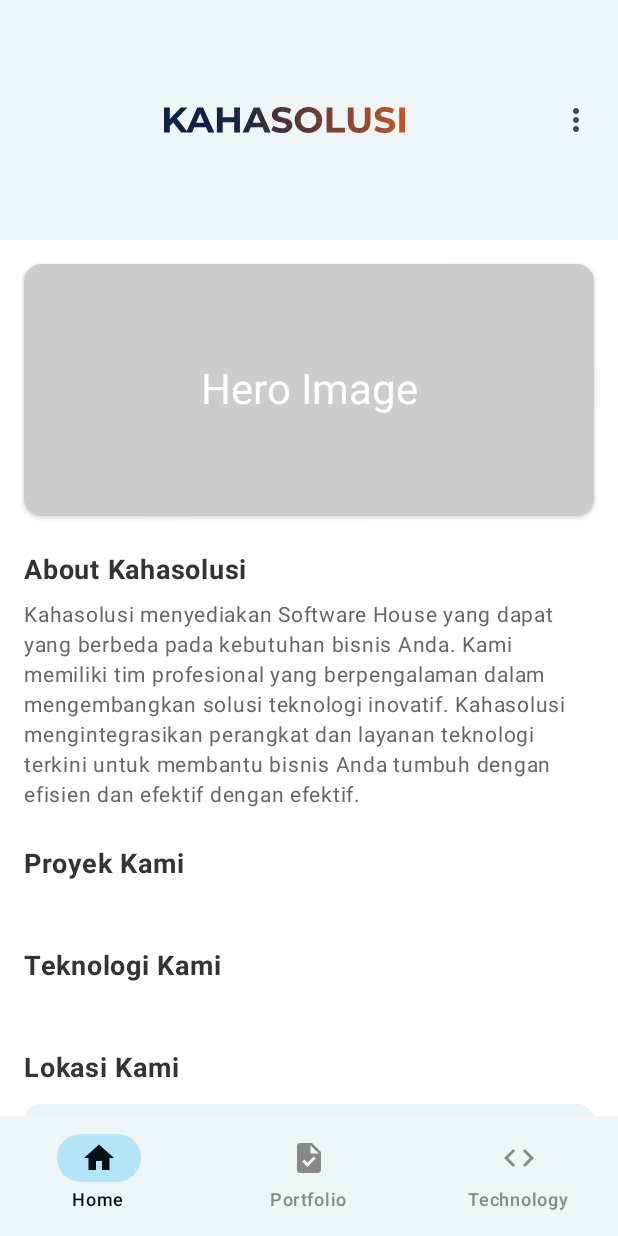
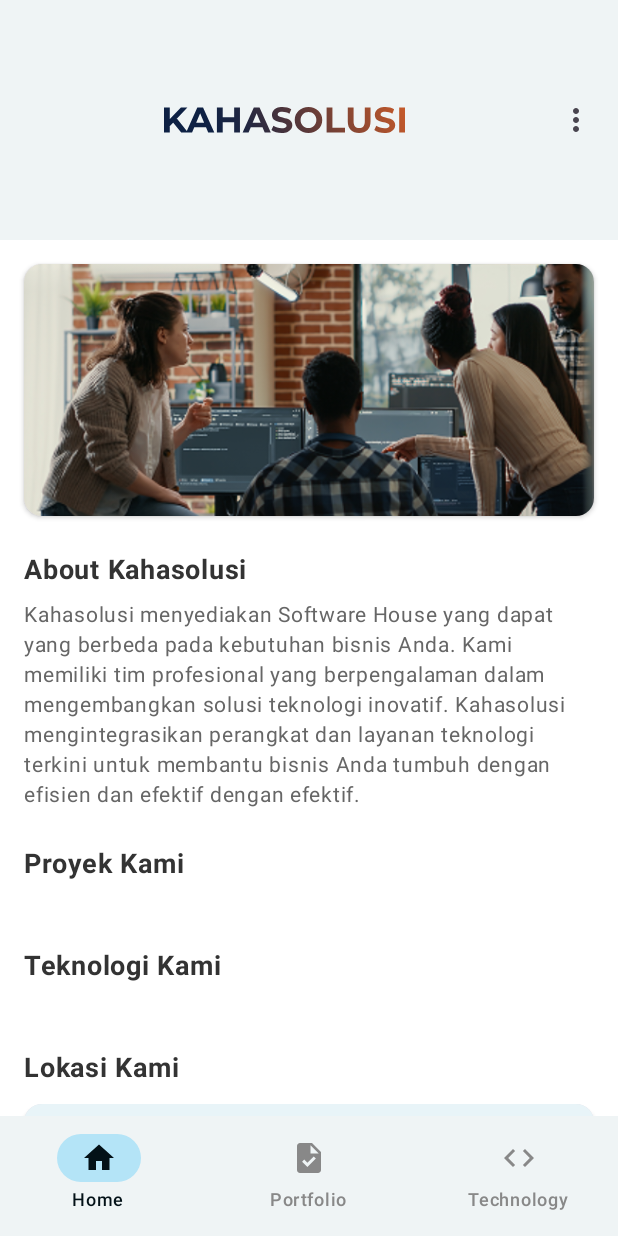
Before and after one commit to AdityaZulkarnaen/UAS-PPPB-Kahasolusi, an Android app built with Jetpack Compose: the screen it shows after launch (MainActivity), on a phone screen of 412 x 824 dp. Run offline under Robolectric (Android 15) with nearby library versions, the phone set to English and light mode, and no system bars; our stand-ins replace Firebase (no records; nobody signed in at launch, a user with empty details on screens opened directly), livedata-compose; 1 statement that could not run was skipped.

Commit message:
feat: hero image

```diff
--- a/app/src/main/java/com/example/kahasolusi_kotlin/ui/home/HomeFragment.kt
+++ b/app/src/main/java/com/example/kahasolusi_kotlin/ui/home/HomeFragment.kt
@@ -5,6 +5,7 @@ import android.os.Bundle
 import android.view.LayoutInflater
 import android.view.View
 import android.view.ViewGroup
+import androidx.compose.foundation.Image
 import androidx.compose.foundation.background
 import androidx.compose.foundation.clickable
 import androidx.compose.foundation.layout.Arrangement
@@ -28,6 +29,8 @@ import androidx.compose.material3.CardDefaults
 import androidx.compose.material3.MaterialTheme
 import androidx.compose.material3.Text
 import androidx.compose.runtime.Composable
+import androidx.compose.ui.res.painterResource
+import com.example.kahasolusi_kotlin.R
 import androidx.compose.runtime.getValue
 import androidx.compose.runtime.livedata.observeAsState
 import androidx.compose.ui.Alignment
@@ -103,18 +106,12 @@ fun HomeScreen(
             shape = RoundedCornerShape(12.dp),
             elevation = CardDefaults.cardElevation(defaultElevation = 2.dp)
         ) {
-            Box(
-                modifier = Modifier
-                    .fillMaxSize()
-                    .background(Color(0xFFCCCCCC)),
-                contentAlignment = Alignment.Center
-            ) {
-                Text(
-                    text = "Hero Image",
-                    style = MaterialTheme.typography.headlineMedium,
-                    color = Color.White
-                )
-            }
+            Image(
+                painter = painterResource(id = R.drawable.pexels_pixabay_279719_1),
+                contentDescription = "Hero Image",
+                modifier = Modifier.fillMaxSize(),
+                contentScale = ContentScale.Crop
+            )
         }
 
         // About Kahasolusi Section
```
Also changed, not shown: app/src/main/res/drawable/pexels_pixabay_279719_1.png (added).
